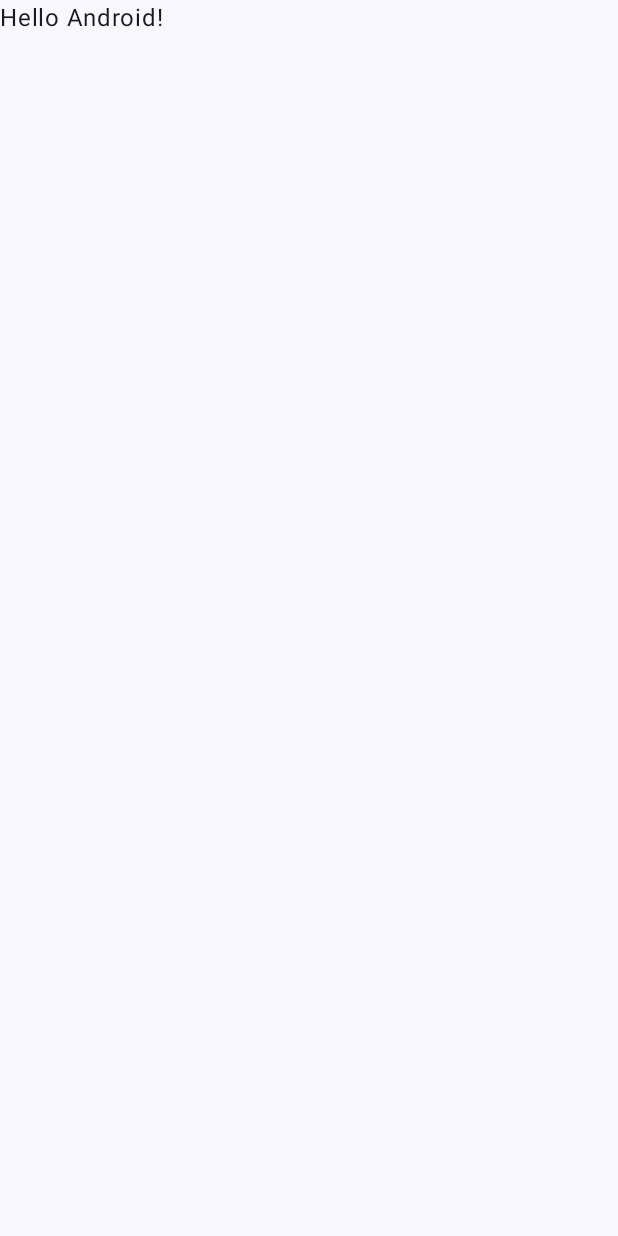
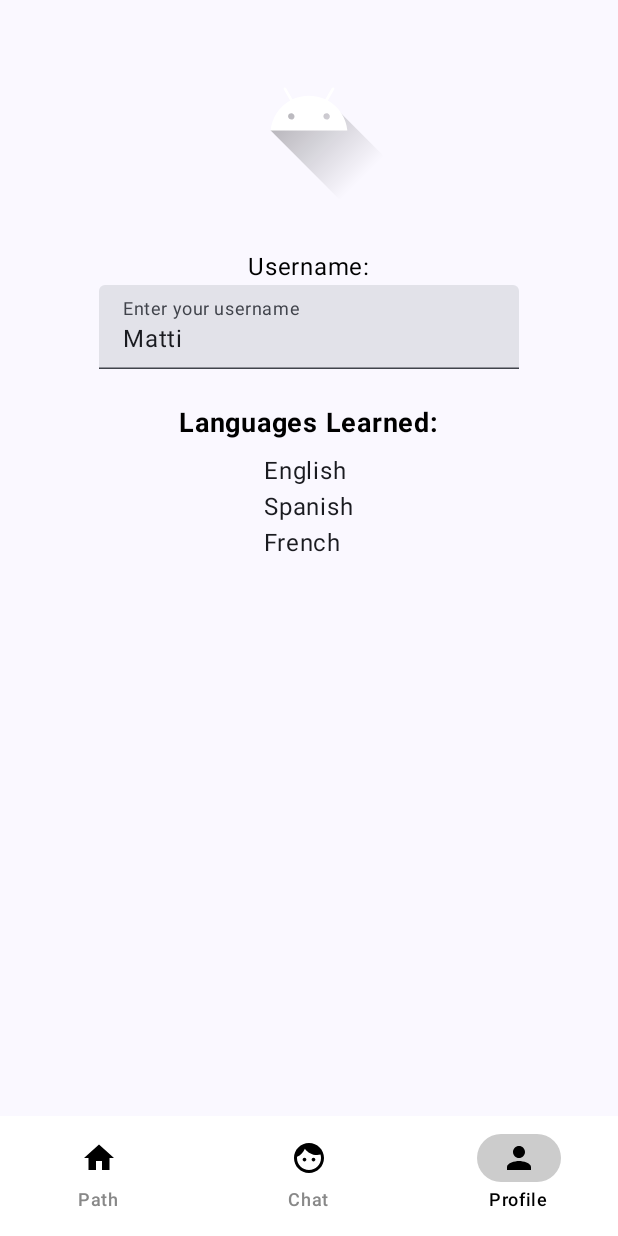
Before and after one commit to JerbsH/Language-Legends, an Android app built with Jetpack Compose: the screen it shows after launch (MainActivity), on a phone screen of 412 x 824 dp. Before the commit the screen is almost empty. Run offline under Robolectric (Android 15) with nearby library versions, the phone set to English and light mode, and no system bars.

Commit message:
ADD: Bottom navigation done, profile and map started

```diff
--- a/app/src/main/java/com/example/languagelegends/MainActivity.kt
+++ b/app/src/main/java/com/example/languagelegends/MainActivity.kt
@@ -3,44 +3,159 @@ package com.example.languagelegends
 import android.os.Bundle
 import androidx.activity.ComponentActivity
 import androidx.activity.compose.setContent
-import androidx.compose.foundation.layout.fillMaxSize
-import androidx.compose.material3.MaterialTheme
-import androidx.compose.material3.Surface
+import androidx.compose.foundation.layout.Box
+import androidx.compose.foundation.layout.padding
+import androidx.compose.material.icons.Icons
+import androidx.compose.material.icons.filled.Face
+import androidx.compose.material.icons.filled.Home
+import androidx.compose.material3.Icon
+import androidx.compose.material3.Scaffold
 import androidx.compose.material3.Text
 import androidx.compose.runtime.Composable
+import androidx.compose.runtime.getValue
 import androidx.compose.ui.Modifier
+import androidx.compose.ui.graphics.vector.ImageVector
 import androidx.compose.ui.tooling.preview.Preview
+import androidx.navigation.NavGraph.Companion.findStartDestination
+import androidx.navigation.NavHostController
+import androidx.navigation.compose.currentBackStackEntryAsState
+import androidx.navigation.compose.rememberNavController
+import com.example.languagelegends.screens.ChatScreen
+import com.example.languagelegends.screens.PathScreen
+import com.example.languagelegends.screens.ProfileScreen
 import com.example.languagelegends.ui.theme.LanguageLegendsTheme
+import androidx.compose.material3.NavigationBar
+import androidx.compose.material3.NavigationBarItem
+import androidx.compose.material3.NavigationBarItemDefaults
+import androidx.compose.runtime.mutableStateOf
+import androidx.compose.runtime.remember
+import androidx.compose.runtime.setValue
+import androidx.compose.ui.graphics.Color
+import androidx.navigation.compose.NavHost
+import androidx.navigation.compose.composable
+import androidx.compose.material.icons.filled.Person
+import androidx.compose.ui.graphics.painter.Painter
+import androidx.compose.ui.res.painterResource
+import androidx.compose.ui.res.vectorResource
+import androidx.compose.ui.res.painterResource
+
+
+
 
 class MainActivity : ComponentActivity() {
     override fun onCreate(savedInstanceState: Bundle?) {
         super.onCreate(savedInstanceState)
         setContent {
             LanguageLegendsTheme {
-                // A surface container using the 'background' color from the theme
-                Surface(
-                    modifier = Modifier.fillMaxSize(),
-                    color = MaterialTheme.colorScheme.background
-                ) {
-                    Greeting("Android")
+                val navController: NavHostController = rememberNavController()
+                var buttonsTrue by remember { mutableStateOf(true) }
+                Scaffold(
+                    bottomBar = {
+                        if (buttonsTrue) {
+                            BottomBar(
+                                navController = navController,
+                                modifier = Modifier
+                            )
+                        }
+                    }) { paddingValues ->
+                    Box(
+                        modifier = Modifier.padding(paddingValues)
+                    ) {
+                        NavHost(navController = navController) {
+                                isVisible ->
+                            buttonsTrue = isVisible
+                        }
+                    }
                 }
             }
         }
     }
 }
 
+    sealed class Screen(
+        val route: String,
+        val title: String? = null,
+        val icon: ImageVector,
+
+    ) {
+        object Profile : Screen(
+            "profile",
+            title = "Profile",
+            Icons.Filled.Person)
+        object Chat : Screen(
+            "chat",
+            title = "Chat",
+            Icons.Filled.Face
+        )
+        object Path : Screen("path",
+            title = "Path",
+            Icons.Filled.Home
+        )
+    }
+
+
+        @Composable
+        fun BottomBar(
+            navController: NavHostController,
+            modifier: Modifier = Modifier
+        ) {
+            val screens = listOf(
+                Screen.Path,
+                Screen.Chat,
+                Screen.Profile,
+                )
+
+            NavigationBar(
+                modifier = modifier,
+                containerColor = Color.White,
+            ) {
+                val navBackStackEntry by navController.currentBackStackEntryAsState()
+                val currentRoute = navBackStackEntry?.destination?.route
+
+                screens.forEach { screen ->
+                    NavigationBarItem(
+                        label = {
+                            Text(text = screen.title!!)
+                        },
+                        icon = {
+                            Icon(imageVector = screen.icon!!, contentDescription = "")
+                        },
+                        selected = currentRoute == screen.route,
+                        onClick = {
+                            navController.navigate(screen.route) {
+                                popUpTo(navController.graph.findStartDestination().id) {
+                                    saveState = true
+                                }
+                                launchSingleTop = true
+                                restoreState = true
+                            }
+                        },
+                        colors = NavigationBarItemDefaults.colors(
+                            unselectedTextColor = Color.Gray,
+                            selectedTextColor = Color.Black,
+                            selectedIconColor = Color.Black,
+                            unselectedIconColor = Color.Black,
+                            indicatorColor = Color.LightGray
+                        ),
+                    )
+                }
+            }
+        }
+
 @Composable
-fun Greeting(name: String, modifier: Modifier = Modifier) {
-    Text(
-        text = "Hello $name!",
-        modifier = modifier
-    )
-}
-
-@Preview(showBackground = true)
-@Composable
-fun GreetingPreview() {
-    LanguageLegendsTheme {
-        Greeting("Android")
+fun NavHost(navController: NavHostController, onBottomBarVisibilityChanged: (Boolean) -> Unit) {
+    NavHost(navController, startDestination = Screen.Profile.route) {
+        composable(Screen.Profile.route) {
+            onBottomBarVisibilityChanged(true)
+            ProfileScreen()
+        }
+        composable(Screen.Chat.route) {
+            onBottomBarVisibilityChanged(true)
+            ChatScreen()
+        }
+        composable(Screen.Path.route) {
+            onBottomBarVisibilityChanged(true)
+            PathScreen()
+        }
     }
 }
--- /dev/null
+++ b/app/src/main/java/com/example/languagelegends/screens/ProfileScreen.kt
@@ -0,0 +1,124 @@
+package com.example.languagelegends.screens
+
+import androidx.compose.foundation.Image
+import androidx.compose.foundation.background
+import androidx.compose.foundation.clickable
+import androidx.compose.foundation.layout.*
+import androidx.compose.foundation.lazy.LazyColumn
+import androidx.compose.foundation.lazy.items
+import androidx.compose.foundation.shape.RoundedCornerShape
+import androidx.compose.material3.Button
+import androidx.compose.material3.Text
+import androidx.compose.material3.TextField
+import androidx.compose.runtime.*
+import androidx.compose.ui.Alignment
+import androidx.compose.ui.Modifier
+import androidx.compose.ui.draw.clip
+import androidx.compose.ui.graphics.Color
+import androidx.compose.ui.res.painterResource
+import androidx.compose.ui.text.font.FontWeight
+import androidx.compose.ui.unit.dp
+import androidx.compose.ui.unit.sp
+import androidx.compose.ui.window.Dialog
+import com.example.languagelegends.R
+
+data class Language(val name: String, val exercisesDone: Int)
+
+@Composable
+fun ProfileScreen() {
+    var username by remember { mutableStateOf("Matti") }
+
+    // Sample data for languages and exercises
+    val languages = listOf(
+        Language("English", 10),
+        Language("Spanish", 5),
+        Language("French", 7)
+    )
+
+    var selectedLanguage by remember { mutableStateOf<Language?>(null) }
+    var isDialogOpen by remember { mutableStateOf(false) }
+
+    Column(
+        modifier = Modifier
+            .fillMaxSize()
+            .padding(16.dp),
+        verticalArrangement = Arrangement.Top,
+        horizontalAlignment = Alignment.CenterHorizontally
+    ) {
+        // Profile Picture
+        Image(
+            painter = painterResource(id = R.drawable.ic_launcher_foreground), // Placeholder image
+            contentDescription = null,
+            modifier = Modifier
+                .padding(bottom = 30.dp)
+                .size(120.dp),
+        )
+
+        Text(
+            text = "Username:",
+            color = Color.Black,
+        )
+
+        TextField(
+            value = username,
+            onValueChange = { username = it },
+            label = { Text("Enter your username") }
+        )
+        Spacer(modifier = Modifier.height(16.dp))
+
+        // Display the list of learned languages
+        Text(
+            text = "Languages Learned:",
+            color = Color.Black,
+            fontWeight = FontWeight.Bold,
+            fontSize = 18.sp,
+            modifier = Modifier.padding(vertical = 8.dp)
+        )
+
+        // Display the list of languages
+        LazyColumn {
+            items(languages) { language ->
+                LanguageItem(language = language) {
+                    selectedLanguage = language
+                    isDialogOpen = true
+                }
+            }
+        }
+
+        // Dialog to display the number of exercises done
+        selectedLanguage?.let { language ->
+            if (isDialogOpen) {
+                Dialog(
+                    onDismissRequest = { isDialogOpen = false },
+                    content = {
+                        Column(
+                            modifier = Modifier
+                                .clip(shape = RoundedCornerShape(16.dp))
+                                .background(Color.White)
+                                .padding(16.dp)
+                        ) {
+                            Text("Exercises for ${language.name}", color = Color.Black)
+                            Spacer(modifier = Modifier.height(16.dp))
+                            Text(
+                                "Exercises done: ${language.exercisesDone}",
+                                color = Color.Black
+                            )
+                            Spacer(modifier = Modifier.height(16.dp))
+                            Button(onClick = { isDialogOpen = false }) {
+                                Text("Close")
+                            }
+                        }
+                    }
+                )
+            }
+        }
+    }
+}
+
+@Composable
+fun LanguageItem(language: Language, onClick: () -> Unit) {
+    Text(
+        text = language.name,
+        modifier = Modifier.clickable(onClick = onClick)
+    )
+}
--- /dev/null
+++ b/app/src/main/res/drawable/map.xml
@@ -0,0 +1,5 @@
+<vector android:height="24dp" android:tint="#000000"
+    android:viewportHeight="24" android:viewportWidth="24"
+    android:width="24dp" xmlns:android="http://schemas.android.com/apk/res/android">
+    <path android:fillColor="@android:color/white" android:pathData="M20.5,3l-0.16,0.03L15,5.1 9,3 3.36,4.9c-0.21,0.07 -0.36,0.25 -0.36,0.48V20.5c0,0.28 0.22,0.5 0.5,0.5l0.16,-0.03L9,18.9l6,2.1 5.64,-1.9c0.21,-0.07 0.36,-0.25 0.36,-0.48V3.5c0,-0.28 -0.22,-0.5 -0.5,-0.5zM15,19l-6,-2.11V5l6,2.11V19z"/>
+</vector>
--- /dev/null
+++ b/app/src/main/res/drawable/smart_toy.xml
@@ -0,0 +1,5 @@
+<vector android:height="24dp" android:tint="#000000"
+    android:viewportHeight="24" android:viewportWidth="24"
+    android:width="24dp" xmlns:android="http://schemas.android.com/apk/res/android">
+    <path android:fillColor="@android:color/white" android:pathData="M20,9V7c0,-1.1 -0.9,-2 -2,-2h-3c0,-1.66 -1.34,-3 -3,-3S9,3.34 9,5H6C4.9,5 4,5.9 4,7v2c-1.66,0 -3,1.34 -3,3c0,1.66 1.34,3 3,3v4c0,1.1 0.9,2 2,2h12c1.1,0 2,-0.9 2,-2v-4c1.66,0 3,-1.34 3,-3C23,10.34 21.66,9 20,9zM7.5,11.5C7.5,10.67 8.17,10 9,10s1.5,0.67 1.5,1.5S9.83,13 9,13S7.5,12.33 7.5,11.5zM16,17H8v-2h8V17zM15,13c-0.83,0 -1.5,-0.67 -1.5,-1.5S14.17,10 15,10s1.5,0.67 1.5,1.5S15.83,13 15,13z"/>
+</vector>
```
Also changed, not shown: app/build.gradle.kts (+7 -0 lines), app/src/main/java/com/example/languagelegends/screens/ChatScreen.kt (added, +9 -0 lines), app/src/main/java/com/example/languagelegends/screens/ExercisesScreen.kt (added, +26 -0 lines), app/src/main/java/com/example/languagelegends/screens/PathScreen.kt (added, +100 -0 lines), app/src/main/res/drawable/path.png (added).
